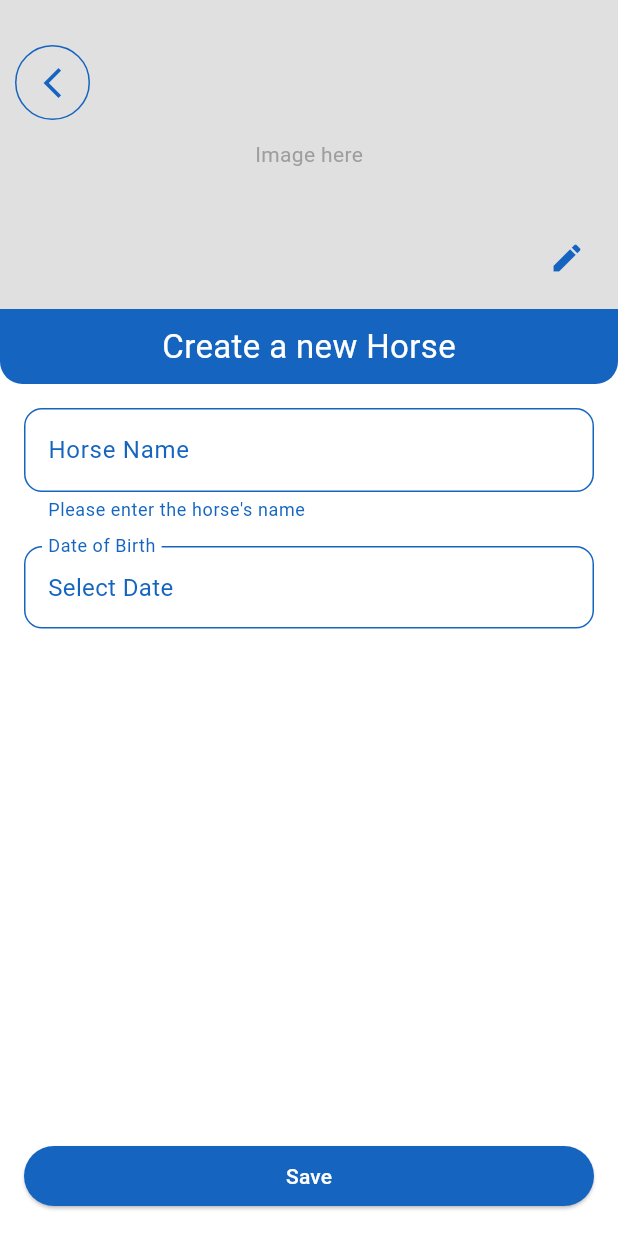
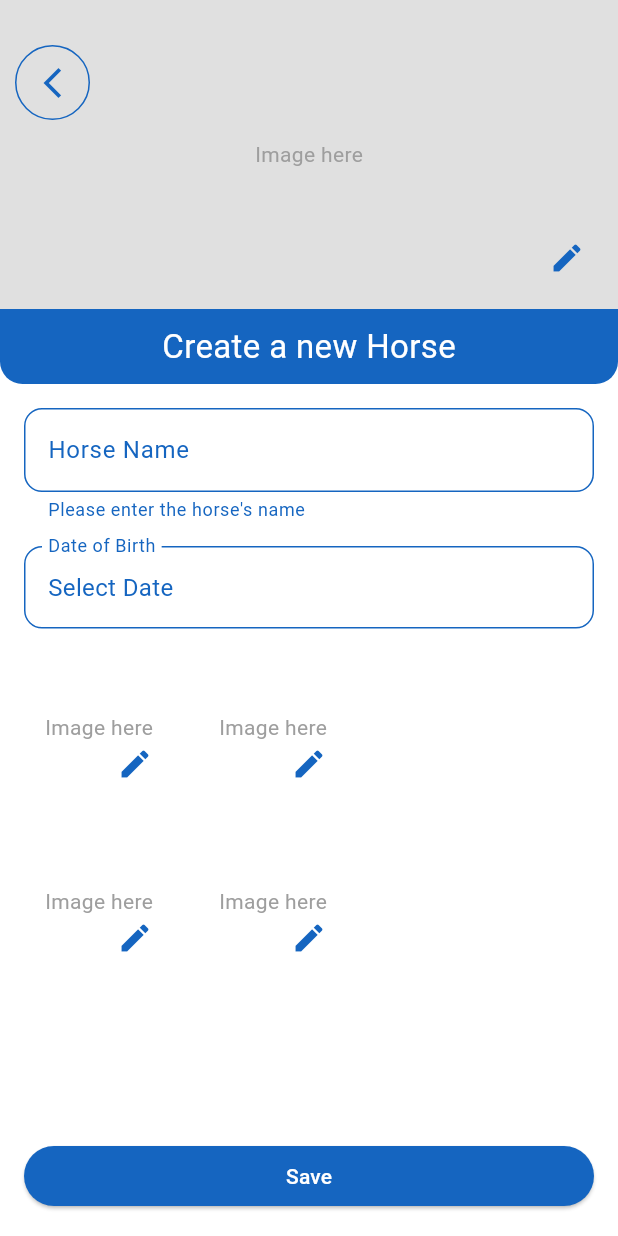
Before and after one commit to DuarteChen/iEquus_FlutterApp, a Flutter app: the CreateHorseScreen screen opened directly, after a tap on "Save", on a phone screen of 412 x 824 dp. Run offline on Flutter 3.47's test engine with Material 3 defaults, Android fonts, the phone set to English and light mode, and no system bars; our stand-ins replace image_picker; network calls fail.

Commit message:
Add Improvements to Horse Creation Screen

```diff
--- a/lib/screens/horses/create_horse_screen.dart
+++ b/lib/screens/horses/create_horse_screen.dart
@@ -2,6 +2,7 @@ import 'dart:io';
 import 'package:equus/models/horse.dart';
 import 'package:equus/widgets/main_button_blue.dart';
 import 'package:equus/widgets/profile_image_preview.dart';
+import 'package:equus/widgets/small_image_preview.dart';
 import 'package:flutter/material.dart';
 import 'package:http/http.dart' as http;
 import 'package:image_picker/image_picker.dart';
@@ -19,20 +20,24 @@ class _CreateHorseScreenState extends State<CreateHorseScreen> {
   final _formKey = GlobalKey<FormState>();
   final _nameController = TextEditingController();
   DateTime? _selectedDate;
+  //Profile Picture
+  File? _profilePictureFile;
+  //Castanha do cavalo
+  File? _pictureRightFrontFile;
+  File? _pictureLeftFrontFile;
+  File? _pictureRightHindFile;
+  File? _pictureLeftHindFile;
 
-  File? _profilePictureFile;
-
-  Future<Image?> pickImage() async {
+  //esta função recebe uma função que atualiza que corre dentro desta função ;)
+  Future<void> pickImage(Function(File) updateImage) async {
     final imagePicker = ImagePicker();
     final pickedImage = await imagePicker.pickImage(source: ImageSource.camera);
 
     if (pickedImage != null) {
       setState(() {
-        _profilePictureFile = File(pickedImage.path);
+        updateImage(File(pickedImage.path));
       });
-      return Image.file(File(pickedImage.path));
     }
-    return null;
   }
 
   Future<void> _selectDate(BuildContext context) async {
@@ -68,6 +73,52 @@ class _CreateHorseScreenState extends State<CreateHorseScreen> {
         request.fields['birthDate'] =
             '${horse.birthDate!.year}-${horse.birthDate!.month.toString().padLeft(2, '0')}-${horse.birthDate!.day.toString().padLeft(2, '0')}';
       }
+      //Profile Pic
+      if (_profilePictureFile != null) {
+        request.files.add(
+          await http.MultipartFile.fromPath(
+            'photo',
+            _profilePictureFile!.path,
+          ),
+        );
+      }
+      //Hinds Pics
+      if (_pictureLeftFrontFile != null) {
+        request.files.add(
+          await http.MultipartFile.fromPath(
+            'pictureLeftFront',
+            _pictureLeftFrontFile!.path,
+          ),
+        );
+      }
+
+      if (_pictureRightFrontFile != null) {
+        request.files.add(
+          await http.MultipartFile.fromPath(
+            'pictureRightFront',
+            _pictureRightFrontFile!.path,
+          ),
+        );
+      }
+
+      if (_pictureLeftHindFile != null) {
+        request.files.add(
+          await http.MultipartFile.fromPath(
+            'pictureLeftHind',
+            _pictureLeftHindFile!.path,
+          ),
+        );
+      }
+
+      if (_pictureRightHindFile != null) {
+        request.files.add(
+          await http.MultipartFile.fromPath(
+            'pictureRightHind',
+            _pictureRightHindFile!.path,
+          ),
+        );
+      }
+
       var response = await request.send();
 
       if (response.statusCode == 201) {
@@ -86,10 +137,15 @@ class _CreateHorseScreenState extends State<CreateHorseScreen> {
   @override
   Widget build(BuildContext context) {
     return Scaffold(
-      body: Column(
+      body: SingleChildScrollView(
+        child: Column(
           children: [
             ProfileImagePreview(
-              profileImageFile: _profilePictureFile, onEditPressed: pickImage),
+              profileImageFile: _profilePictureFile,
+              onEditPressed: () => pickImage((newImage) {
+                _profilePictureFile = newImage;
+              }),
+            ),
             Container(
               width: double.infinity,
               height: 50,
@@ -107,12 +163,11 @@ class _CreateHorseScreenState extends State<CreateHorseScreen> {
                 ),
               ),
             ),
-//Form
-          Expanded(
-            child: Padding(
+            // Form
+            Padding(
               padding: const EdgeInsets.all(16.0),
               child: Form(
-                key: _formKey, // Wrap it here!
+                key: _formKey,
                 child: Column(
                   crossAxisAlignment: CrossAxisAlignment.stretch,
                   children: [
@@ -132,6 +187,7 @@ class _CreateHorseScreenState extends State<CreateHorseScreen> {
                       },
                     ),
                     const SizedBox(height: 16),
+                    // Date Picker
                     InkWell(
                       onTap: () => _selectDate(context),
                       child: InputDecorator(
@@ -149,13 +205,54 @@ class _CreateHorseScreenState extends State<CreateHorseScreen> {
                         ),
                       ),
                     ),
+                    const SizedBox(height: 16),
+                    // Castanhas Images
+
+                    Row(
+                      children: [
+                        SmallImagePreview(
+                          profileImageFile: _pictureLeftFrontFile,
+                          onEditPressed: () => pickImage((newImage) {
+                            _pictureLeftFrontFile = newImage;
+                          }),
+                        ),
+                        const SizedBox(width: 16),
+                        SmallImagePreview(
+                          profileImageFile: _pictureRightFrontFile,
+                          onEditPressed: () => pickImage((newImage) {
+                            _pictureRightFrontFile = newImage;
+                          }),
+                        ),
+                      ],
+                    ),
+
+                    const SizedBox(height: 16),
+                    Row(
+                      children: [
+                        SmallImagePreview(
+                          profileImageFile: _pictureLeftHindFile,
+                          onEditPressed: () => pickImage((newImage) {
+                            _pictureLeftHindFile = newImage;
+                          }),
+                        ),
+                        const SizedBox(width: 16),
+                        SmallImagePreview(
+                          profileImageFile: _pictureRightHindFile,
+                          onEditPressed: () => pickImage((newImage) {
+                            _pictureRightHindFile = newImage;
+                          }),
+                        ),
+                      ],
+                    ),
                   ],
                 ),
               ),
             ),
+            const SizedBox(height: 16), // Optional space before the button
+          ],
         ),
-//Save Button
-          Padding(
+      ),
+      bottomNavigationBar: Padding(
         padding: const EdgeInsets.all(16.0),
         child: SizedBox(
           width: double.infinity,
@@ -164,8 +261,6 @@ class _CreateHorseScreenState extends State<CreateHorseScreen> {
             onTap: _saveHorse,
           ),
         ),
-          ),
-        ],
       ),
     );
   }
--- a/lib/screens/horses/horses_list.dart
+++ b/lib/screens/horses/horses_list.dart
@@ -19,7 +19,7 @@ class _HorsesListState extends State<HorsesList> {
   @override
   void initState() {
     super.initState();
-    futureHorses = _fetchHorses(); // Initialize the first call to fetch horses
+    futureHorses = _fetchHorses();
   }
 
   // Refresh function when user pulls down to refresh
--- /dev/null
+++ b/lib/widgets/small_image_preview.dart
@@ -0,0 +1,53 @@
+import 'package:flutter/material.dart';
+import 'dart:io';
+
+class SmallImagePreview extends StatelessWidget {
+  final File? profileImageFile;
+
+  final VoidCallback onEditPressed;
+
+  const SmallImagePreview({
+    super.key,
+    required this.profileImageFile,
+    required this.onEditPressed,
+  });
+
+  @override
+  Widget build(BuildContext context) {
+    return SizedBox(
+      width: 100,
+      height: 100,
+      child: Stack(
+        fit: StackFit.expand,
+        children: [
+          if (profileImageFile == null)
+            const Center(
+              child: Text(
+                'Image here',
+                style: TextStyle(color: Colors.grey),
+              ),
+            )
+          else
+            Image.file(
+              profileImageFile!,
+              fit: BoxFit.cover,
+              width: double.infinity,
+              height: double.infinity,
+            ),
+          // Edit Photo Button
+          Positioned(
+            bottom: 2,
+            right: 2,
+            child: IconButton(
+              icon: Icon(
+                Icons.edit,
+                color: Theme.of(context).primaryColor,
+              ),
+              onPressed: onEditPressed,
+            ),
+          ),
+        ],
+      ),
+    );
+  }
+}
```
Lines whose indentation alone changed are shown as unchanged.
